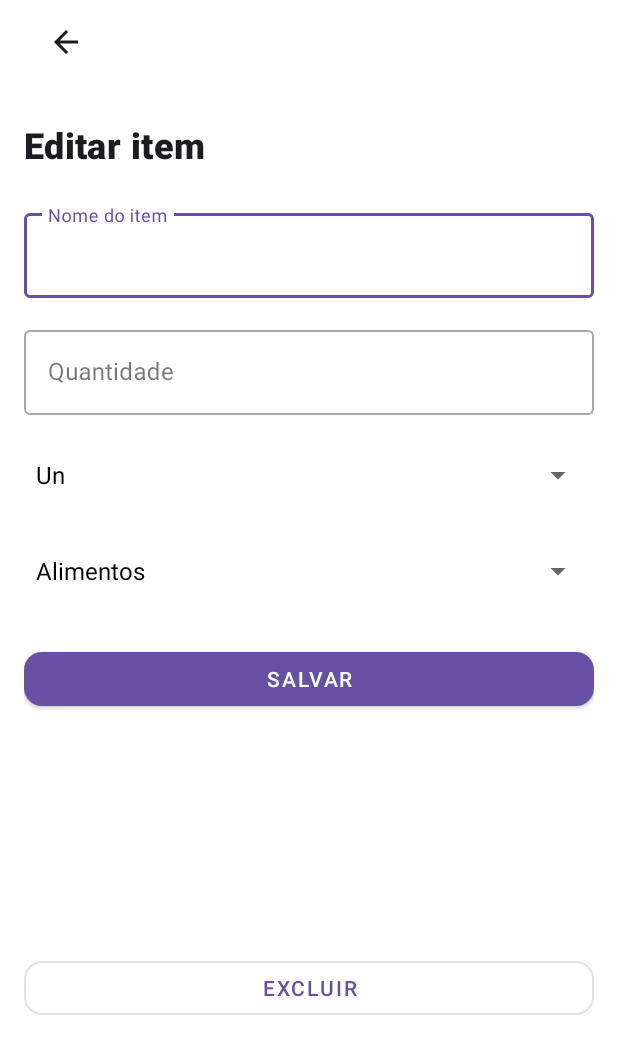
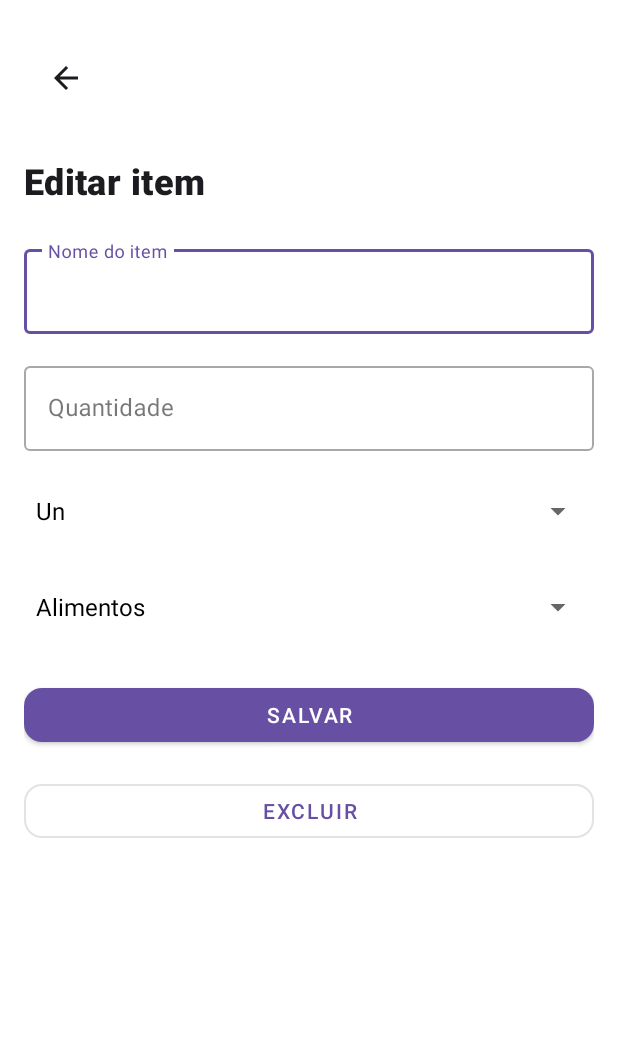
Before and after one commit to mathcorrea1/projetomobilekotlin, an Android app: the EditItemActivity screen opened directly, with no data from a screen before it, on a phone screen of 412 x 824 dp. Shown: the top 1054 px of the screen. Run offline under Robolectric (Android 15) with nearby library versions, the phone set to English and light mode, and no system bars.

Commit message:
ajustando espacamentos e correcao de bug: exclusao por long press(item)

```diff
--- a/app/src/main/java/com/example/projeto_programaomobile_parte1/ui/itens/ItemAdapter.kt
+++ b/app/src/main/java/com/example/projeto_programaomobile_parte1/ui/itens/ItemAdapter.kt
@@ -18,7 +18,6 @@ sealed class LinhaItem {
 
 class ItemAdapter(
     private val onEditar: (Item) -> Unit,
-    private val onExcluir: (Item) -> Unit,
     private val onAlternarComprado: (Item) -> Unit
 ) : ListAdapter<LinhaItem, RecyclerView.ViewHolder>(DIFF) {
 
@@ -49,7 +48,7 @@ class ItemAdapter(
     override fun onBindViewHolder(holder: RecyclerView.ViewHolder, position: Int) {
         when (val linha = getItem(position)) {
             is LinhaItem.Header -> (holder as HeaderVH).bind(linha.titulo)
-            is LinhaItem.ItemLinha -> (holder as ItemVH).bind(linha.item, onEditar, onExcluir, onAlternarComprado)
+            is LinhaItem.ItemLinha -> (holder as ItemVH).bind(linha.item, onEditar, onAlternarComprado)
         }
     }
 
@@ -58,7 +57,7 @@ class ItemAdapter(
     }
 
     class ItemVH(private val b: ItemItemBinding) : RecyclerView.ViewHolder(b.root) {
-        fun bind(item: Item, onEditar: (Item) -> Unit, onExcluir: (Item) -> Unit, onAlternar: (Item) -> Unit) {
+        fun bind(item: Item, onEditar: (Item) -> Unit, onAlternar: (Item) -> Unit) {
             b.txtNome.text = item.nome
             val ctx = b.root.context
             b.txtDetalhe.text = ctx.getString(com.example.projeto_programaomobile_parte1.R.string.detalhe_item, item.quantidade, item.unidade.toString())
@@ -76,7 +75,6 @@ class ItemAdapter(
             }
             b.imgCategoria.setImageResource(iconRes)
             b.root.setOnClickListener { onEditar(item) }
-            b.root.setOnLongClickListener { onExcluir(item); true }
         }
     }
 }
--- a/app/src/main/java/com/example/projeto_programaomobile_parte1/ui/itens/ItemsActivity.kt
+++ b/app/src/main/java/com/example/projeto_programaomobile_parte1/ui/itens/ItemsActivity.kt
@@ -87,7 +87,6 @@ class ItemsActivity : AppCompatActivity() {
 
         val adapter = ItemAdapter(
             onEditar = { item -> abrirTelaEditarItem(item) },
-            onExcluir = { item -> vm.removerItem(item.id) },
             onAlternarComprado = { item -> vm.alternarComprado(item) }
         )
         binding.rvItens.layoutManager = LinearLayoutManager(this)
--- a/app/src/main/res/layout/activity_add_list.xml
+++ b/app/src/main/res/layout/activity_add_list.xml
@@ -10,7 +10,9 @@
     <androidx.constraintlayout.widget.ConstraintLayout
         android:layout_width="match_parent"
         android:layout_height="wrap_content"
-        android:paddingHorizontal="@dimen/sp_16">
+        android:paddingTop="@dimen/sp_24"
+        android:paddingHorizontal="@dimen/sp_16"
+        android:paddingBottom="@dimen/sp_16">
 
         <com.google.android.material.appbar.MaterialToolbar
             android:id="@+id/toolbar"
--- a/app/src/main/res/layout/activity_edit_item.xml
+++ b/app/src/main/res/layout/activity_edit_item.xml
@@ -10,8 +10,10 @@
     <androidx.constraintlayout.widget.ConstraintLayout
         android:layout_width="match_parent"
         android:layout_height="wrap_content"
+        android:paddingTop="@dimen/sp_24"
         android:paddingStart="@dimen/sp_16"
-        android:paddingEnd="@dimen/sp_16">
+        android:paddingEnd="@dimen/sp_16"
+        android:paddingBottom="@dimen/sp_16">
 
         <com.google.android.material.appbar.MaterialToolbar
             android:id="@+id/toolbar"
@@ -122,10 +124,12 @@
             android:layout_height="wrap_content"
             android:layout_marginTop="@dimen/sp_16"
             android:text="@string/acao_excluir"
+            app:layout_constraintBottom_toBottomOf="parent"
+            app:layout_constraintEnd_toEndOf="parent"
+            app:layout_constraintHorizontal_bias="0.0"
+            app:layout_constraintStart_toStartOf="parent"
             app:layout_constraintTop_toBottomOf="@id/btnSalvar"
-            app:layout_constraintStart_toStartOf="parent"
-            app:layout_constraintEnd_toEndOf="parent"
-            app:layout_constraintBottom_toBottomOf="parent" />
+            app:layout_constraintVertical_bias="0.0" />
 
     </androidx.constraintlayout.widget.ConstraintLayout>
 </androidx.core.widget.NestedScrollView>
--- a/app/src/main/res/layout/activity_edit_list.xml
+++ b/app/src/main/res/layout/activity_edit_list.xml
@@ -10,7 +10,9 @@
     <androidx.constraintlayout.widget.ConstraintLayout
         android:layout_width="match_parent"
         android:layout_height="wrap_content"
-        android:paddingHorizontal="@dimen/sp_16">
+        android:paddingTop="@dimen/sp_24"
+        android:paddingHorizontal="@dimen/sp_16"
+        android:paddingBottom="@dimen/sp_16">
 
         <com.google.android.material.appbar.MaterialToolbar
             android:id="@+id/toolbar"
```
Also changed, not shown: app/src/main/res/layout/activity_add_item.xml (+5 -3 lines), app/src/main/res/layout/activity_login.xml (+6 -4 lines), app/src/main/res/layout/activity_register.xml (+9 -5 lines).
